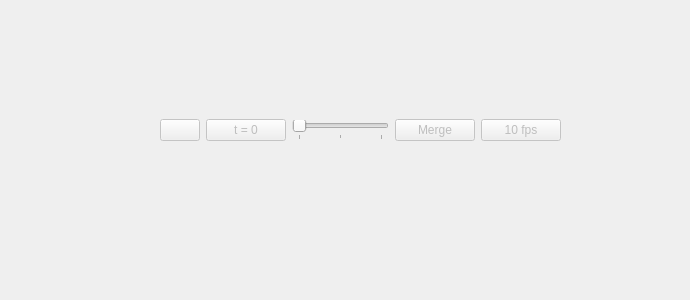
Above: pimsviewer/dimension.ui from soft-matter/pimsviewer before the change. Below: the same form after it.
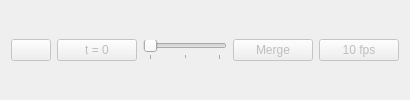
That is the form after the change.

Commit message: Fix control buttons

```diff
--- a/pimsviewer/dimension.ui
+++ b/pimsviewer/dimension.ui
@@ -5,26 +5,12 @@
   <property name="enabled">
    <bool>false</bool>
   </property>
-  <property name="geometry">
-   <rect>
-    <x>0</x>
-    <y>0</y>
-    <width>690</width>
-    <height>300</height>
-   </rect>
+  <property name="sizePolicy">
+   <sizepolicy hsizetype="MinimumExpanding" vsizetype="MinimumExpanding">
+    <horstretch>1</horstretch>
+    <verstretch>1</verstretch>
+   </sizepolicy>
   </property>
-  <property name="windowTitle">
-   <string>Form</string>
-  </property>
-  <widget class="QWidget" name="horizontalLayoutWidget">
-   <property name="geometry">
-    <rect>
-     <x>160</x>
-     <y>90</y>
-     <width>401</width>
-     <height>80</height>
-    </rect>
-   </property>
    <layout class="QHBoxLayout" name="hbox">
     <item>
      <widget class="QPushButton" name="playButton">
@@ -96,7 +82,6 @@
     </item>
    </layout>
   </widget>
- </widget>
  <resources/>
  <connections/>
 </ui>
```
The commit also changes 5 other files.
